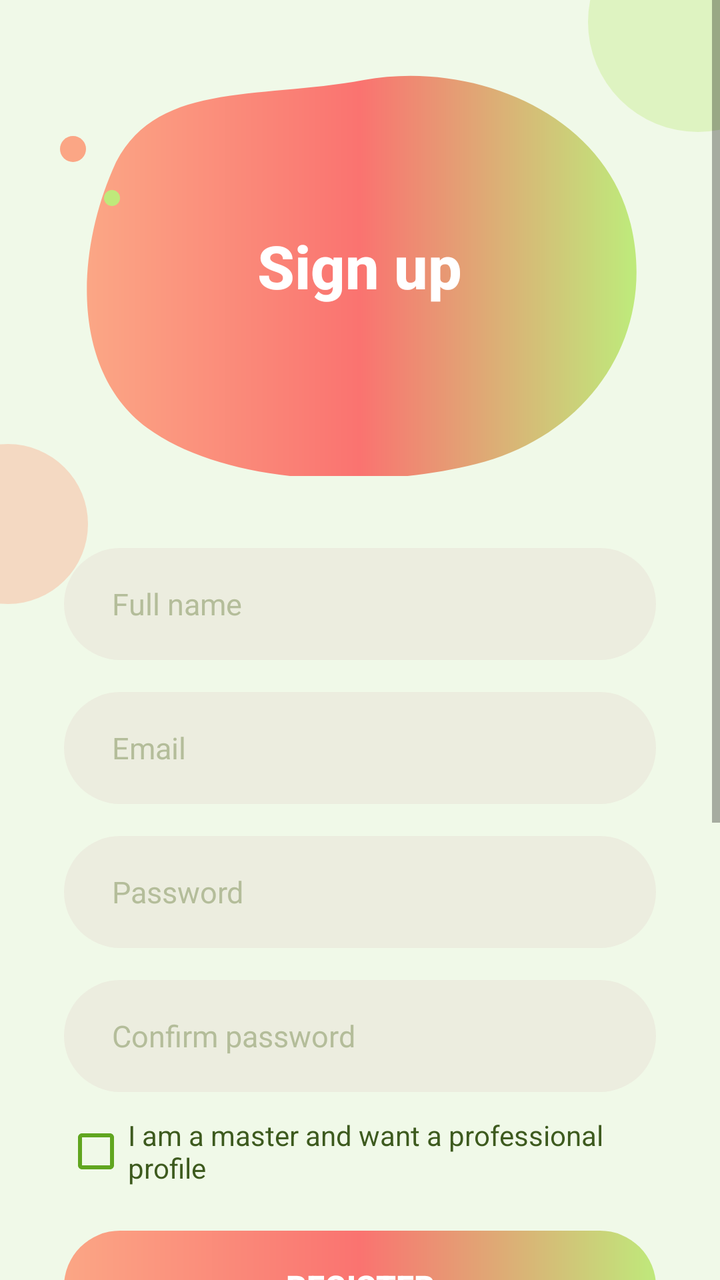
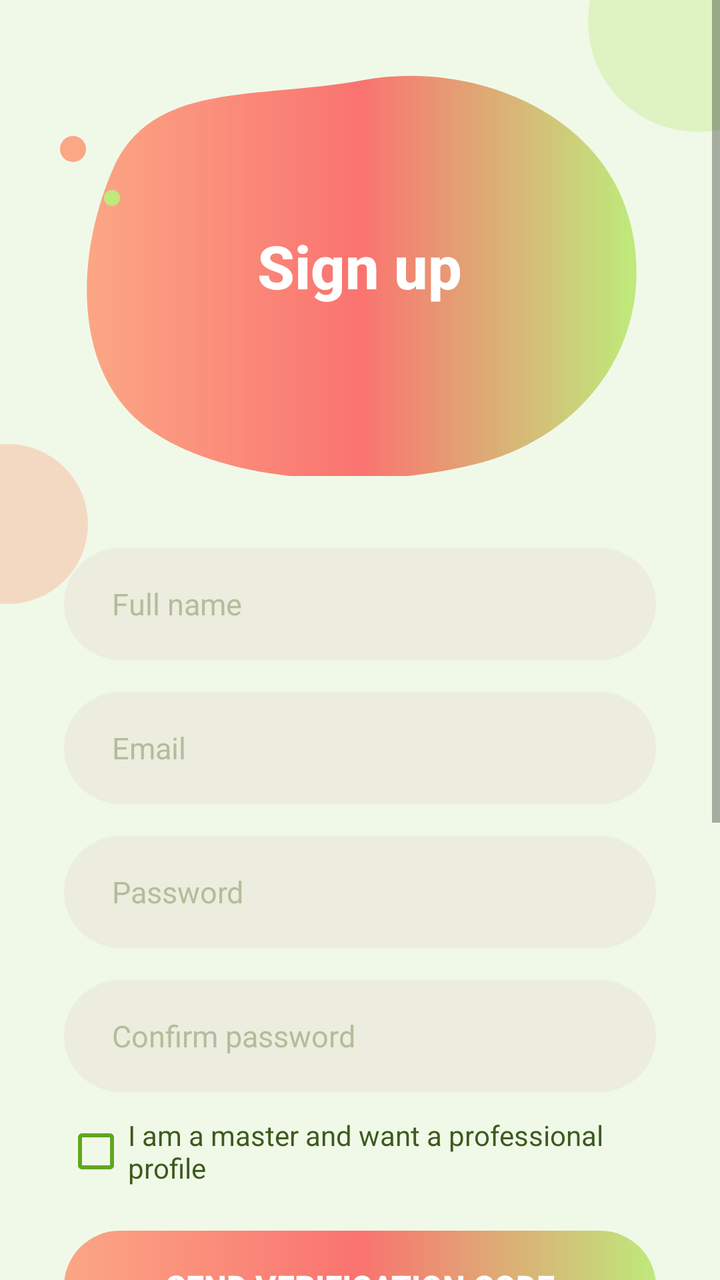

An Android layout rendered at two revisions. The XML below is the earlier revision; the diff shows what the commit changed to produce the second picture.
<!-- AndroidManifest.xml: activity theme Theme.BeautyAppFrontend.LightStatusBar -->
<!-- res/layout/activity_register.xml -->
<?xml version="1.0" encoding="utf-8"?>
<ScrollView xmlns:android="http://schemas.android.com/apk/res/android"
    xmlns:app="http://schemas.android.com/apk/res-auto"
    android:layout_width="match_parent"
    android:layout_height="match_parent"
    android:background="@color/auth_background"
    android:clipChildren="false"
    android:clipToPadding="false"
    android:fillViewport="true"
    android:overScrollMode="never">

    <androidx.constraintlayout.widget.ConstraintLayout
        android:layout_width="match_parent"
        android:layout_height="wrap_content"
        android:clipChildren="false"
        android:clipToPadding="false"
        android:paddingBottom="40dp">

        
        <View
            android:id="@+id/decor_tr"
            android:layout_width="110dp"
            android:layout_height="110dp"
            android:alpha="0.35"
            android:background="@drawable/bg_circle_green"
            android:translationX="44dp"
            android:translationY="-44dp"
            app:layout_constraintEnd_toEndOf="parent"
            app:layout_constraintTop_toTopOf="parent" />

        
        <FrameLayout
            android:id="@+id/blob_container"
            android:layout_width="290dp"
            android:layout_height="210dp"
            android:layout_marginTop="28dp"
            app:layout_constraintEnd_toEndOf="parent"
            app:layout_constraintStart_toStartOf="parent"
            app:layout_constraintTop_toTopOf="parent">

            <ImageView
                android:layout_width="match_parent"
                android:layout_height="match_parent"
                android:scaleType="fitXY"
                android:src="@drawable/bg_blob_header" />

            <TextView
                android:layout_width="wrap_content"
                android:layout_height="wrap_content"
                android:layout_gravity="center"
                android:fontFamily="sans-serif-medium"
                android:text="@string/sign_up"
                android:textColor="@color/white"
                android:textSize="30sp"
                android:textStyle="bold" />
        </FrameLayout>

        
        <View
            android:id="@+id/dot_peach"
            android:layout_width="13dp"
            android:layout_height="13dp"
            android:layout_marginStart="30dp"
            android:layout_marginTop="68dp"
            android:background="@drawable/bg_circle_peach"
            app:layout_constraintStart_toStartOf="parent"
            app:layout_constraintTop_toTopOf="parent" />

        
        <View
            android:id="@+id/dot_green"
            android:layout_width="8dp"
            android:layout_height="8dp"
            android:layout_marginStart="52dp"
            android:layout_marginTop="14dp"
            android:background="@drawable/bg_circle_green"
            app:layout_constraintStart_toStartOf="parent"
            app:layout_constraintTop_toBottomOf="@id/dot_peach" />

        
        <View
            android:id="@+id/decor_left"
            android:layout_width="80dp"
            android:layout_height="80dp"
            android:alpha="0.38"
            android:background="@drawable/bg_circle_peach"
            android:translationX="-36dp"
            android:translationY="-16dp"
            app:layout_constraintStart_toStartOf="parent"
            app:layout_constraintTop_toBottomOf="@id/blob_container" />

        
        <EditText
            android:id="@+id/et_full_name"
            android:layout_width="0dp"
            android:layout_height="56dp"
            android:layout_marginStart="32dp"
            android:layout_marginTop="36dp"
            android:layout_marginEnd="32dp"
            android:background="@drawable/bg_input_field"
            android:hint="@string/full_name"
            android:inputType="textPersonName|textCapWords"
            android:paddingStart="24dp"
            android:paddingEnd="24dp"
            android:singleLine="true"
            android:textColor="@color/text_primary"
            android:textColorHint="@color/text_hint"
            android:textSize="15sp"
            app:layout_constraintEnd_toEndOf="parent"
            app:layout_constraintStart_toStartOf="parent"
            app:layout_constraintTop_toBottomOf="@id/blob_container" />

        
        <EditText
            android:id="@+id/et_email"
            android:layout_width="0dp"
            android:layout_height="56dp"
            android:layout_marginStart="32dp"
            android:layout_marginTop="16dp"
            android:layout_marginEnd="32dp"
            android:background="@drawable/bg_input_field"
            android:hint="@string/email"
            android:inputType="textEmailAddress"
            android:paddingStart="24dp"
            android:paddingEnd="24dp"
            android:singleLine="true"
            android:textColor="@color/text_primary"
            android:textColorHint="@color/text_hint"
            android:textSize="15sp"
            app:layout_constraintEnd_toEndOf="parent"
            app:layout_constraintStart_toStartOf="parent"
            app:layout_constraintTop_toBottomOf="@id/et_full_name" />

        
        <EditText
            android:id="@+id/et_password"
            android:layout_width="0dp"
            android:layout_height="56dp"
            android:layout_marginStart="32dp"
            android:layout_marginTop="16dp"
            android:layout_marginEnd="32dp"
            android:background="@drawable/bg_input_field"
            android:hint="@string/password"
            android:inputType="textPassword"
            android:paddingStart="24dp"
            android:paddingEnd="24dp"
            android:singleLine="true"
            android:textColor="@color/text_primary"
            android:textColorHint="@color/text_hint"
            android:textSize="15sp"
            app:layout_constraintEnd_toEndOf="parent"
            app:layout_constraintStart_toStartOf="parent"
            app:layout_constraintTop_toBottomOf="@id/et_email" />

        
        <EditText
            android:id="@+id/et_confirm_password"
            android:layout_width="0dp"
            android:layout_height="56dp"
            android:layout_marginStart="32dp"
            android:layout_marginTop="16dp"
            android:layout_marginEnd="32dp"
            android:background="@drawable/bg_input_field"
            android:hint="@string/confirm_password"
            android:inputType="textPassword"
            android:paddingStart="24dp"
            android:paddingEnd="24dp"
            android:singleLine="true"
            android:textColor="@color/text_primary"
            android:textColorHint="@color/text_hint"
            android:textSize="15sp"
            app:layout_constraintEnd_toEndOf="parent"
            app:layout_constraintStart_toStartOf="parent"
            app:layout_constraintTop_toBottomOf="@id/et_password" />

        <CheckBox
            android:id="@+id/cb_register_as_master"
            android:layout_width="0dp"
            android:layout_height="wrap_content"
            android:layout_marginStart="32dp"
            android:layout_marginTop="12dp"
            android:layout_marginEnd="32dp"
            android:buttonTint="@color/green_dark"
            android:text="@string/register_as_master"
            android:textColor="@color/text_primary"
            android:textSize="14sp"
            app:layout_constraintEnd_toEndOf="parent"
            app:layout_constraintStart_toStartOf="parent"
            app:layout_constraintTop_toBottomOf="@id/et_confirm_password" />

        
        <Button
            android:id="@+id/btn_register"
            android:layout_width="0dp"
            android:layout_height="56dp"
            android:layout_marginStart="32dp"
            android:layout_marginTop="22dp"
            android:layout_marginEnd="32dp"
            android:background="@drawable/bg_button_gradient"
            android:stateListAnimator="@null"
            android:text="@string/register"
            android:textColor="@color/white"
            android:textSize="16sp"
            android:textStyle="bold"
            app:layout_constraintEnd_toEndOf="parent"
            app:layout_constraintStart_toStartOf="parent"
            app:layout_constraintTop_toBottomOf="@id/cb_register_as_master" />

        
        <LinearLayout
            android:id="@+id/divider_or"
            android:layout_width="0dp"
            android:layout_height="wrap_content"
            android:layout_marginStart="32dp"
            android:layout_marginTop="22dp"
            android:layout_marginEnd="32dp"
            android:gravity="center_vertical"
            android:orientation="horizontal"
            app:layout_constraintEnd_toEndOf="parent"
            app:layout_constraintStart_toStartOf="parent"
            app:layout_constraintTop_toBottomOf="@id/btn_register">

            <View
                android:layout_width="0dp"
                android:layout_height="1dp"
                android:layout_weight="1"
                android:background="@color/divider_color" />

            <TextView
                android:layout_width="wrap_content"
                android:layout_height="wrap_content"
                android:paddingStart="14dp"
                android:paddingEnd="14dp"
                android:text="@string/or"
                android:textColor="@color/text_hint"
                android:textSize="13sp" />

            <View
                android:layout_width="0dp"
                android:layout_height="1dp"
                android:layout_weight="1"
                android:background="@color/divider_color" />
        </LinearLayout>

        
        <LinearLayout
            android:id="@+id/btn_google_signup"
            android:layout_width="0dp"
            android:layout_height="56dp"
            android:layout_marginStart="32dp"
            android:layout_marginTop="18dp"
            android:layout_marginEnd="32dp"
            android:background="@drawable/bg_google_button"
            android:clickable="true"
            android:focusable="true"
            android:gravity="center"
            android:orientation="horizontal"
            app:layout_constraintEnd_toEndOf="parent"
            app:layout_constraintStart_toStartOf="parent"
            app:layout_constraintTop_toBottomOf="@id/divider_or">

            <ImageView
                android:layout_width="22dp"
                android:layout_height="22dp"
                android:src="@drawable/ic_google" />

            <TextView
                android:layout_width="wrap_content"
                android:layout_height="wrap_content"
                android:layout_marginStart="12dp"
                android:text="@string/sign_up_with_google"
                android:textColor="@color/text_primary"
                android:textSize="15sp" />
        </LinearLayout>

        
        <LinearLayout
            android:id="@+id/tv_signin_layout"
            android:layout_width="wrap_content"
            android:layout_height="wrap_content"
            android:layout_marginTop="28dp"
            android:orientation="horizontal"
            app:layout_constraintEnd_toEndOf="parent"
            app:layout_constraintStart_toStartOf="parent"
            app:layout_constraintTop_toBottomOf="@id/btn_google_signup">

            <TextView
                android:layout_width="wrap_content"
                android:layout_height="wrap_content"
                android:text="@string/already_account"
                android:textColor="@color/text_secondary"
                android:textSize="14sp" />

            <TextView
                android:id="@+id/tv_sign_in_link"
                android:layout_width="wrap_content"
                android:layout_height="wrap_content"
                android:clickable="true"
                android:focusable="true"
                android:text="@string/sign_in_link"
                android:textColor="@color/green_dark"
                android:textSize="14sp"
                android:textStyle="bold" />
        </LinearLayout>

        
        <View
            android:id="@+id/decor_bottom"
            android:layout_width="100dp"
            android:layout_height="100dp"
            android:layout_marginTop="24dp"
            android:alpha="0.22"
            android:background="@drawable/bg_circle_peach"
            android:translationY="50dp"
            app:layout_constraintEnd_toEndOf="parent"
            app:layout_constraintStart_toStartOf="parent"
            app:layout_constraintTop_toBottomOf="@id/tv_signin_layout" />

    </androidx.constraintlayout.widget.ConstraintLayout>
</ScrollView>
<!-- resources referenced by this layout -->
<resources>
  <color name="auth_background">#F0F9E8</color>
  <color name="divider_color">#E3DAB7</color>
  <color name="green_dark">#60A61F</color>
  <color name="text_hint">#B4BD9A</color>
  <color name="text_primary">#3D5A1E</color>
  <color name="text_secondary">#72A424</color>
  <color name="white">#FFFFFFFF</color>
  <!-- drawable bg_button_gradient (drawable) -->
  <?xml version="1.0" encoding="utf-8"?>
  <shape xmlns:android="http://schemas.android.com/apk/res/android"
      android:shape="rectangle">
      <gradient
          android:angle="0"
          android:startColor="#FBA685"
          android:centerColor="#FA7370"
          android:endColor="#BFE97B"
          android:type="linear" />
      <corners android:radius="30dp" />
  </shape>
  <!-- drawable bg_circle_green (drawable) -->
  <?xml version="1.0" encoding="utf-8"?>
  <shape xmlns:android="http://schemas.android.com/apk/res/android"
      android:shape="oval">
      <solid android:color="#BFE97B" />
  </shape>
  <!-- drawable bg_circle_peach (drawable) -->
  <?xml version="1.0" encoding="utf-8"?>
  <shape xmlns:android="http://schemas.android.com/apk/res/android"
      android:shape="oval">
      <solid android:color="#FBA685" />
  </shape>
  <!-- drawable bg_google_button (drawable) -->
  <?xml version="1.0" encoding="utf-8"?>
  <shape xmlns:android="http://schemas.android.com/apk/res/android"
      android:shape="rectangle">
      <solid android:color="#FFFFFF" />
      <stroke
          android:width="1.5dp"
          android:color="#E3DAB7" />
      <corners android:radius="30dp" />
  </shape>
  <!-- drawable bg_input_field (drawable) -->
  <?xml version="1.0" encoding="utf-8"?>
  <shape xmlns:android="http://schemas.android.com/apk/res/android"
      android:shape="rectangle">
      <solid android:color="#ECEDDF" />
      <corners android:radius="30dp" />
  </shape>
  <string name="already_account">Already have an account?\u00A0</string>
  <string name="confirm_password">Confirm password</string>
  <string name="email">Email</string>
  <string name="full_name">Full name</string>
  <string name="or">or</string>
  <string name="password">Password</string>
  <string name="register">Register</string>
  <string name="register_as_master">I am a master and want a professional profile</string>
  <string name="sign_in_link">Sign in</string>
  <string name="sign_up">Sign up</string>
  <string name="sign_up_with_google">Sign up with Google</string>
  <style name="Theme.BeautyAppFrontend.LightStatusBar" parent="Theme.AppCompat.Light.NoActionBar">
          <item name="colorPrimary">@color/green_primary</item>
          <item name="colorPrimaryVariant">@color/green_dark</item>
          <item name="colorOnPrimary">@color/white</item>
          <item name="android:statusBarColor">@color/auth_background</item>
          <item name="android:windowLightStatusBar">true</item>
      </style>
  <color name="green_primary">#8BC148</color>
  <!-- unchanged entries left out for length: 2 -->
</resources>

<!-- the commit's change to res/layout/activity_register.xml (unified diff, before → after) -->
@@ -173,6 +173,43 @@
             app:layout_constraintStart_toStartOf="parent"
             app:layout_constraintTop_toBottomOf="@id/et_password" />
 
+        <EditText
+            android:id="@+id/et_verification_code"
+            android:layout_width="0dp"
+            android:layout_height="56dp"
+            android:layout_marginStart="32dp"
+            android:layout_marginTop="16dp"
+            android:layout_marginEnd="32dp"
+            android:background="@drawable/bg_input_field"
+            android:hint="@string/verification_code"
+            android:inputType="number"
+            android:maxLength="6"
+            android:paddingStart="24dp"
+            android:paddingEnd="24dp"
+            android:singleLine="true"
+            android:textColor="@color/text_primary"
+            android:textColorHint="@color/text_hint"
+            android:textSize="15sp"
+            android:visibility="gone"
+            app:layout_constraintEnd_toEndOf="parent"
+            app:layout_constraintStart_toStartOf="parent"
+            app:layout_constraintTop_toBottomOf="@id/et_confirm_password" />
+
+        <TextView
+            android:id="@+id/tv_verification_hint"
+            android:layout_width="0dp"
+            android:layout_height="wrap_content"
+            android:layout_marginStart="36dp"
+            android:layout_marginTop="8dp"
+            android:layout_marginEnd="36dp"
+            android:text="@string/verification_code_hint"
+            android:textColor="@color/text_secondary"
+            android:textSize="13sp"
+            android:visibility="gone"
+            app:layout_constraintEnd_toEndOf="parent"
+            app:layout_constraintStart_toStartOf="parent"
+            app:layout_constraintTop_toBottomOf="@id/et_verification_code" />
+
         <CheckBox
             android:id="@+id/cb_register_as_master"
             android:layout_width="0dp"
@@ -186,7 +223,7 @@
             android:textSize="14sp"
             app:layout_constraintEnd_toEndOf="parent"
             app:layout_constraintStart_toStartOf="parent"
-            app:layout_constraintTop_toBottomOf="@id/et_confirm_password" />
+            app:layout_constraintTop_toBottomOf="@id/tv_verification_hint" />
 
         
         <Button
@@ -198,7 +235,7 @@
             android:layout_marginEnd="32dp"
             android:background="@drawable/bg_button_gradient"
             android:stateListAnimator="@null"
-            android:text="@string/register"
+            android:text="@string/send_verification_code"
             android:textColor="@color/white"
             android:textSize="16sp"
             android:textStyle="bold"
<!-- resource entries referenced after the edit -->
@@ -54,11 +54,13 @@
   <string name="full_name">Full name</string>
   <string name="or">or</string>
   <string name="password">Password</string>
-  <string name="register">Register</string>
   <string name="register_as_master">I am a master and want a professional profile</string>
+  <string name="send_verification_code">Send verification code</string>
   <string name="sign_in_link">Sign in</string>
   <string name="sign_up">Sign up</string>
   <string name="sign_up_with_google">Sign up with Google</string>
+  <string name="verification_code">6-digit verification code</string>
+  <string name="verification_code_hint">We sent a 6-digit code to your email. Enter it here to finish registration.</string>
   <style name="Theme.BeautyAppFrontend.LightStatusBar" parent="Theme.AppCompat.Light.NoActionBar">
           <item name="colorPrimary">@color/green_primary</item>
           <item name="colorPrimaryVariant">@color/green_dark</item>
